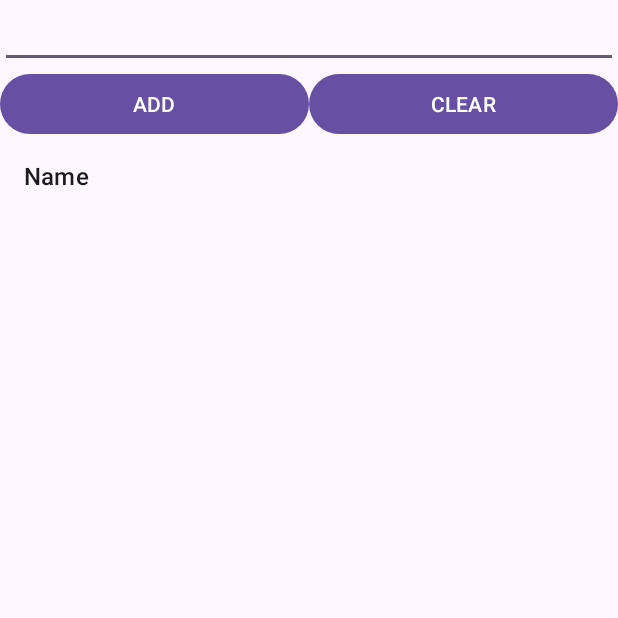
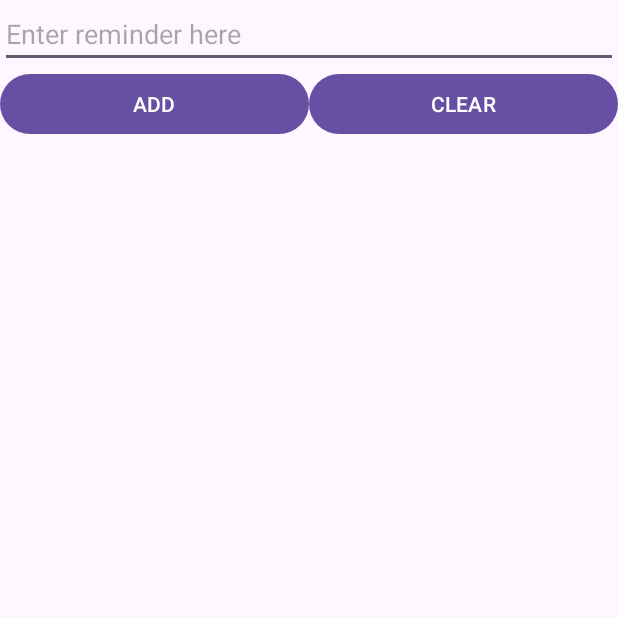
Before and after one commit to ryanlow-rp/C346P07, an Android app: the screen it shows after launch (MainActivity), after a tap on "CLEAR", on a phone screen of 412 x 824 dp, the top half of it. Run offline under Robolectric (Android 15) with nearby library versions, the phone set to English and light mode, and no system bars; 1 other tap on this screen came first.

Commit message:
fixed clear behaviour

```diff
--- a/app/src/main/java/sg/edu/rp/c346/id22000000/c346p07/MainActivity.java
+++ b/app/src/main/java/sg/edu/rp/c346/id22000000/c346p07/MainActivity.java
@@ -32,20 +32,23 @@ public class MainActivity extends AppCompatActivity {
 
         items = new ArrayList<String>();
 
+        ArrayAdapter adapter = new ArrayAdapter(this, android.R.layout.simple_list_item_1, items);
+        listView.setAdapter(adapter);
+
         btnClear.setOnClickListener(new View.OnClickListener() {
             @Override
             public void onClick(View view) {
-                editText.setText("");
+                items.clear();
+                adapter.notifyDataSetChanged();
             }
         });
 
-        ArrayAdapter adapter = new ArrayAdapter(this, android.R.layout.simple_list_item_1, items);
-        listView.setAdapter(adapter);
 
         btnAdd.setOnClickListener(new View.OnClickListener() {
             @Override
             public void onClick(View view) {
                 String text = editText.getText().toString();
+                editText.setText("");
                 items.add(text);
                 adapter.notifyDataSetChanged();
             }
--- a/app/src/main/res/layout/activity_main.xml
+++ b/app/src/main/res/layout/activity_main.xml
@@ -13,7 +13,7 @@
         android:layout_height="wrap_content"
         android:ems="10"
         android:inputType="text"
-        android:text="Name" />
+        android:hint="@string/hint_enter_reminder" />
 
     <LinearLayout
         android:layout_width="match_parent"
@@ -25,14 +25,14 @@
             android:layout_width="0dp"
             android:layout_height="wrap_content"
             android:layout_weight="1"
-            android:text="ADD" />
+            android:text="@string/button_title_add" />
 
         <Button
             android:id="@+id/btnClear"
             android:layout_width="0dp"
             android:layout_height="wrap_content"
             android:layout_weight="1"
-            android:text="CLEAR" />
+            android:text="@string/button_title_clear" />
     </LinearLayout>
 
     <ListView
--- a/app/src/main/res/values/strings.xml
+++ b/app/src/main/res/values/strings.xml
@@ -1,3 +1,6 @@
 <resources>
     <string name="app_name">C346P07</string>
+    <string name="hint_enter_reminder">Enter reminder here</string>
+    <string name="button_title_add">ADD</string>
+    <string name="button_title_clear">CLEAR</string>
 </resources>
```
